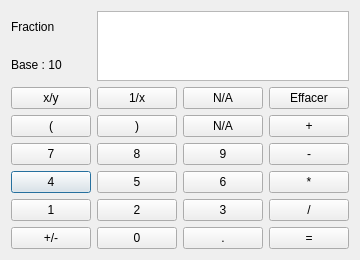
leguims/Qt_OCFractions, file Qt/guicalulatrice.ui: the form before one commit.
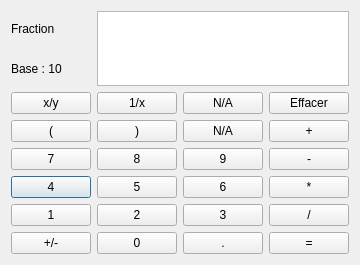
The form after the commit.

Commit message: Raccourci sur les touches.

Diff of the .ui file:
```diff
--- a/Qt/guicalulatrice.ui
+++ b/Qt/guicalulatrice.ui
@@ -7,7 +7,7 @@
     <x>0</x>
     <y>0</y>
     <width>338</width>
-    <height>236</height>
+    <height>265</height>
    </rect>
   </property>
   <property name="windowTitle">
```
Left out of the diff: 63 changed lines with no effect on the pictures. The commit also changes 2 other files.
